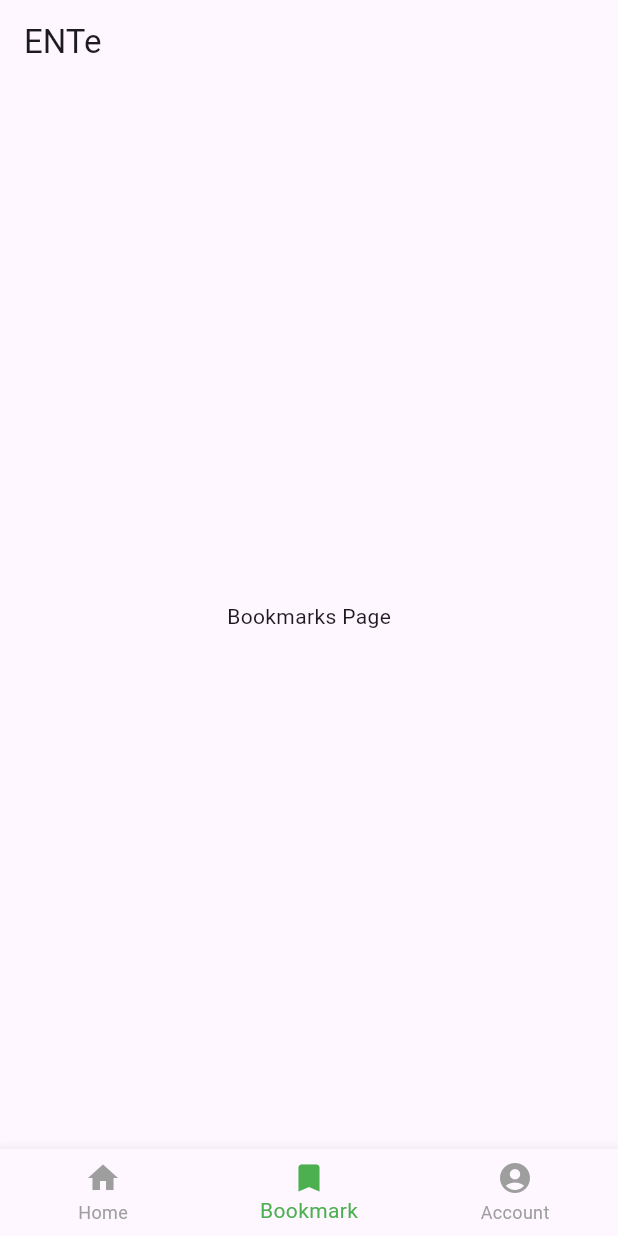
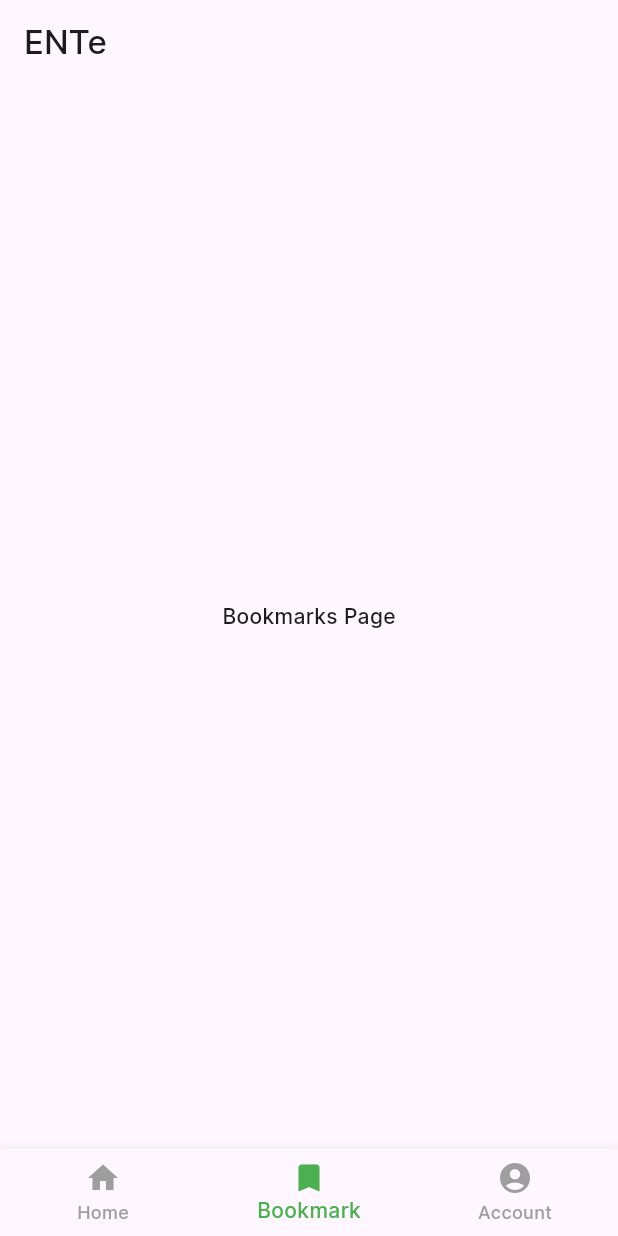
Before and after one commit to aaiiccaa/enteMobileApp, a Flutter app: the screen it shows after launch, item 2 of the bottom bar chosen, on a phone screen of 412 x 824 dp. Run offline on Flutter 3.47's test engine with Material 3 defaults, Android fonts, the phone set to English and light mode, and no system bars; our stand-ins replace flutter_rating_bar.

Commit message:
change font to inter (temporary)

```diff
--- a/lib/dashboard.dart
+++ b/lib/dashboard.dart
@@ -16,6 +16,7 @@ class MyApp extends StatelessWidget {
       title: 'ENTe',
       theme: ThemeData(
         primarySwatch: Colors.green,
+        fontFamily: 'Inter'
       ),
       home: const MyHomePage(title: 'ENTe'),
     );
--- a/pubspec.yaml
+++ b/pubspec.yaml
@@ -78,6 +78,12 @@ flutter:
   # "family" key with the font family name, and a "fonts" key with a
   # list giving the asset and other descriptors for the font. For
   # example:
+
+  fonts:
+    - family: Inter
+      fonts:
+        - asset: fonts/inter-medium.ttf
+
   # fonts:
   #   - family: Schyler
   #     fonts:
```
Also changed, not shown: fonts/inter-medium.ttf (added).
